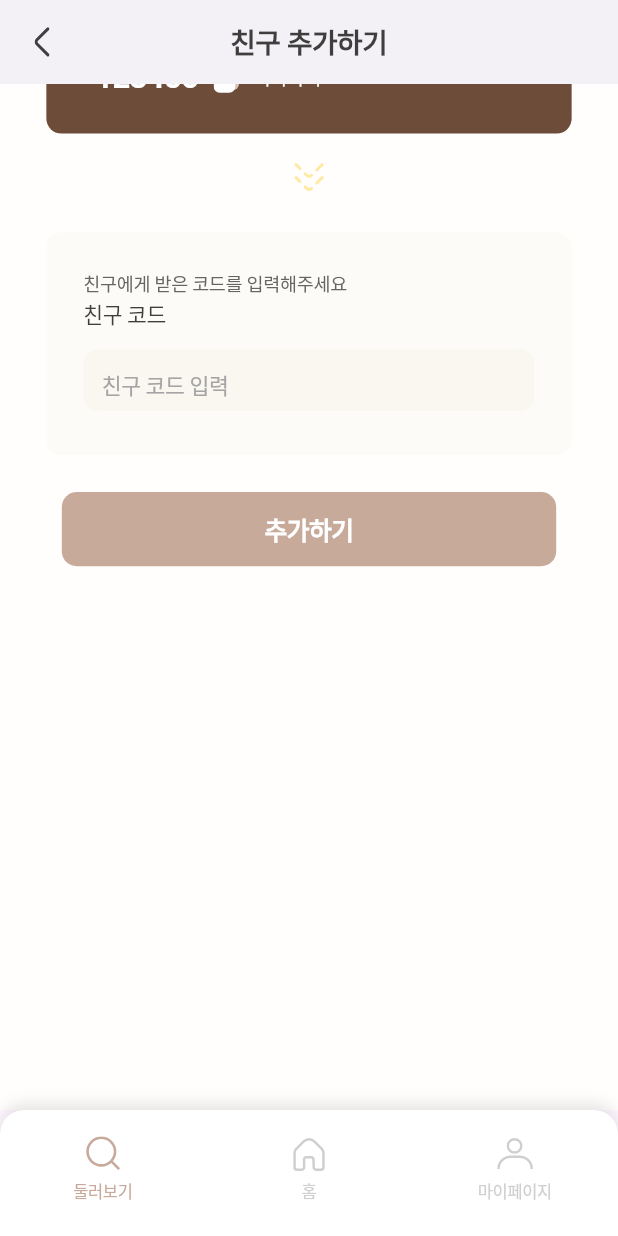
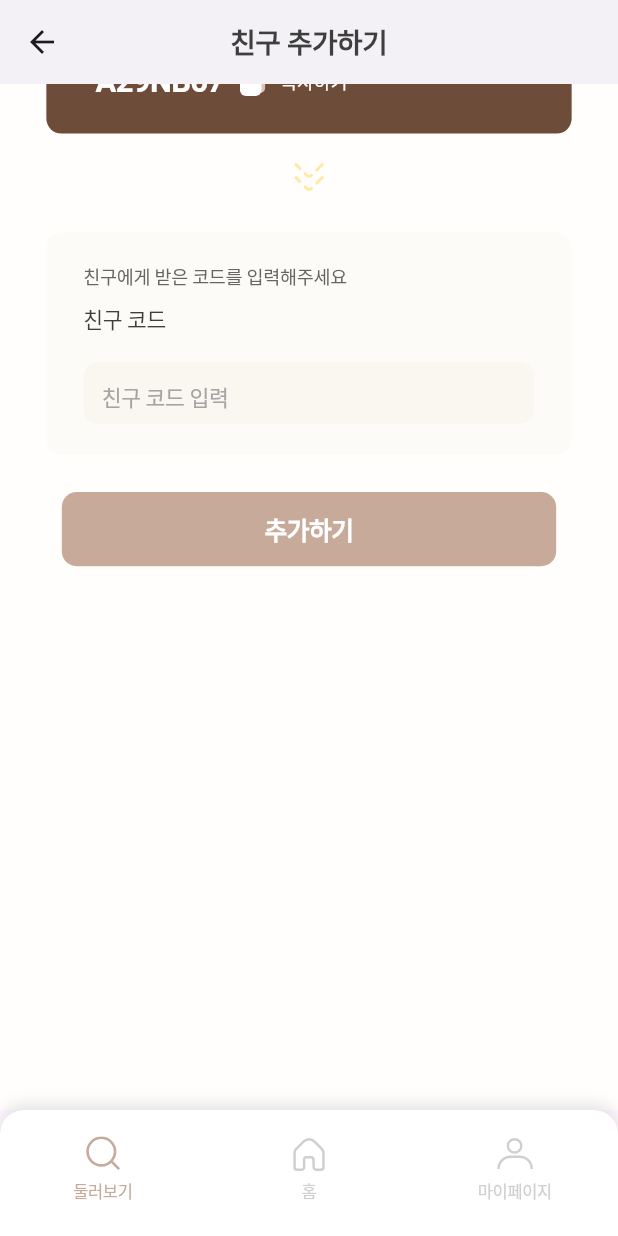
Before and after one commit to APPS-sookmyung/2024-OUTFOOT-client, a Flutter app: the AddFriendPopup screen opened directly, scrolled down 140 dp, on a phone screen of 412 x 824 dp. Run offline on Flutter 3.47's test engine with Material 3 defaults, Android fonts, the phone set to English and light mode, and no system bars; our stand-ins replace carousel_slider, dio, flutter_dotenv, flutter_svg, image_picker, path_drawing; Roboto replaces fonts that are missing (Pretendard); project files that could hold a hidden picture were left out.

Commit message:
[Chore#35] UI 수정

```diff
--- a/outfoot/lib/screens/add_friend_popup_screen.dart
+++ b/outfoot/lib/screens/add_friend_popup_screen.dart
@@ -1,7 +1,6 @@
 import 'package:flutter/material.dart';
+import 'package:flutter/services.dart';
 import 'package:flutter_svg/flutter_svg.dart';
-import 'package:outfoot/api/add_friend_api.dart';
-import 'package:flutter/services.dart';
 import 'package:outfoot/colors/colors.dart';
 import 'package:outfoot/screens/navigation_bar/bottom_navigation_bar.dart';
 
@@ -14,13 +13,7 @@ class AddFriendPopup extends StatefulWidget {
 
 class _AddFriendPopupState extends State<AddFriendPopup> {
   final TextEditingController _codeController = TextEditingController();
-  final TextEditingController _memberIdController = TextEditingController();
-  final TextEditingController _tokenController = TextEditingController();
-  final FriendService _friendService = FriendService();
-
-  void _copyToClipboard(String text) {
-    Clipboard.setData(ClipboardData(text: text));
-  }
+  String? _inviteCode;
 
   TextStyle _textStyle(double fontSize, FontWeight fontWeight, Color color,
       double letterSpacing) {
@@ -53,33 +46,8 @@ class _AddFriendPopupState extends State<AddFriendPopup> {
     );
   }
 
-  Future<void> _onAddFriend() async {
-    final friendCode = _codeController.text;
-    final memberId = _memberIdController.text;
-    final token = _tokenController.text;
-
-    final resultMessage =
-        await _friendService.addFriend(memberId, friendCode, token);
-
-    String message;
-    switch (resultMessage) {
-      case '200':
-        message = "친구 추가에 성공하였습니다";
-        break;
-      case '400_self':
-        message = "자기 자신을 친구로 추가할 수 없습니다";
-        break;
-      case '400_not_exist':
-        message = "존재하지 않는 회원입니다";
-        break;
-      case '400_already_friend':
-        message = "이미 존재하는 친구입니다";
-        break;
-      default:
-        message = "알 수 없는 오류가 발생했습니다.";
-    }
-
-    _showPopup(context, message);
+  void _copyToClipboard(String text) {
+    Clipboard.setData(ClipboardData(text: text));
   }
 
   void _showPopup(BuildContext context, String message) {
@@ -90,10 +58,31 @@ class _AddFriendPopupState extends State<AddFriendPopup> {
           shape: RoundedRectangleBorder(
             borderRadius: BorderRadius.circular(10),
           ),
-          content: Text(
-            message,
-            textAlign: TextAlign.center,
-            style: _textStyle(16.0, FontWeight.w400, greyColor2, -0.32),
+          contentPadding: EdgeInsets.all(16.0),
+          title: Column(
+            mainAxisSize: MainAxisSize.min,
+            children: <Widget>[
+              Row(
+                mainAxisAlignment: MainAxisAlignment.center,
+                crossAxisAlignment: CrossAxisAlignment.center,
+                children: <Widget>[
+                  Text(
+                    '친구 추가 성공',
+                    textAlign: TextAlign.center,
+                    style: _textStyle(16.0, FontWeight.w400, greyColor2, -0.32),
+                  ),
+                  SizedBox(width: 8.0),
+                  _svgIcon('assets/icon/party_popper.svg',
+                      width: 24.0, height: 24.0),
+                ],
+              ),
+              SizedBox(height: 25.0),
+              Text(
+                message,
+                textAlign: TextAlign.center,
+                style: _textStyle(18.0, FontWeight.w500, greyColor1, -0.36),
+              ),
+            ],
           ),
           actions: <Widget>[
             TextButton(
@@ -101,7 +90,9 @@ class _AddFriendPopupState extends State<AddFriendPopup> {
                 '닫기',
                 style: _textStyle(16.0, FontWeight.w600, mainBrownColor, -0.32),
               ),
-              onPressed: () => Navigator.of(context).pop(),
+              onPressed: () {
+                Navigator.of(context).pop();
+              },
             ),
           ],
         );
@@ -111,25 +102,22 @@ class _AddFriendPopupState extends State<AddFriendPopup> {
 
   @override
   Widget build(BuildContext context) {
-    // 반응형을 위한 화면 너비와 높이 정의
     final screenWidth = MediaQuery.of(context).size.width;
     final screenHeight = MediaQuery.of(context).size.height;
 
     return Scaffold(
-      resizeToAvoidBottomInset: true,
       appBar: AppBar(
         backgroundColor: lightColor1,
-        leading: _svgIcon('assets/icon/before_arrow.svg',
-            width: screenWidth * 0.05, height: screenHeight * 0.03),
-        centerTitle: true,
         title: Text(
           '친구 추가하기',
           style: _textStyle(
               screenWidth * 0.045, FontWeight.w600, greyColor1, -0.32),
         ),
+        centerTitle: true,
       ),
       body: SingleChildScrollView(
         child: Container(
+          width: screenWidth,
           height: screenHeight,
           color: lightColor1,
           child: Center(
@@ -145,18 +133,23 @@ class _AddFriendPopupState extends State<AddFriendPopup> {
                 _buildFriendCodeInput(screenWidth, screenHeight),
                 SizedBox(height: screenHeight * 0.03),
                 GestureDetector(
-                  onTap: _onAddFriend,
+                  onTap: () => _showPopup(context, "친구 추가에 성공하였습니다."),
                   child: Container(
                     width: screenWidth * 0.8,
                     height: screenHeight * 0.06,
-                    decoration: _boxDecoration(mainBrownColor),
+                    decoration: BoxDecoration(
+                      color: mainBrownColor,
+                      borderRadius: BorderRadius.circular(10.0),
+                    ),
                     child: Center(
-                      child: Text(
-                        '추가하기',
-                        textAlign: TextAlign.center,
-                        style: _textStyle(screenWidth * 0.04, FontWeight.w600,
-                            lightMainColor, -0.28),
-                      ),
+                      child: Text('추가하기',
+                          textAlign: TextAlign.center,
+                          style: TextStyle(
+                            fontSize: screenWidth * 0.04,
+                            fontWeight: FontWeight.w600,
+                            color: lightMainColor,
+                            letterSpacing: -0.28,
+                          )),
                     ),
                   ),
                 ),
@@ -170,12 +163,13 @@ class _AddFriendPopupState extends State<AddFriendPopup> {
   }
 
   Widget _buildInviteCodeCard(double screenWidth, double screenHeight) {
-    final String inviteCode = '123456'; // 임의의 코드
-
     return Container(
       width: screenWidth * 0.85,
       height: screenHeight * 0.18,
-      decoration: _boxDecoration(darkBrownColor),
+      decoration: BoxDecoration(
+        color: darkBrownColor,
+        borderRadius: BorderRadius.circular(10.0),
+      ),
       child: Stack(
         children: [
           Positioned(
@@ -183,8 +177,12 @@ class _AddFriendPopupState extends State<AddFriendPopup> {
             left: screenWidth * 0.08,
             child: Text(
               '친구를 초대해보세요',
-              style: _textStyle(
-                  screenWidth * 0.03, FontWeight.w400, lightMainColor, -0.22),
+              style: TextStyle(
+                fontSize: screenWidth * 0.03,
+                fontWeight: FontWeight.w400,
+                color: lightMainColor,
+                letterSpacing: -0.22,
+              ),
             ),
           ),
           Positioned(
@@ -192,14 +190,13 @@ class _AddFriendPopupState extends State<AddFriendPopup> {
             left: screenWidth * 0.08,
             child: Text(
               '내 코드',
-              style: _textStyle(
-                  screenWidth * 0.035, FontWeight.w500, lightMainColor, -0.28),
+              style: TextStyle(
+                fontSize: screenWidth * 0.035,
+                fontWeight: FontWeight.w500,
+                color: lightMainColor,
+                letterSpacing: -0.28,
+              ),
             ),
-          ),
-          Positioned(
-            top: screenHeight * 0.08,
-            right: screenWidth * 0.05,
-            child: _svgIcon('assets/icon/logo_basic.svg'),
           ),
           Positioned(
             top: screenHeight * 0.12,
@@ -207,28 +204,44 @@ class _AddFriendPopupState extends State<AddFriendPopup> {
             child: Row(
               children: <Widget>[
                 Text(
-                  inviteCode,
-                  style: _textStyle(screenWidth * 0.05, FontWeight.w600,
-                      lightMainColor, -0.4),
+                  'A29NB67', // 임의 코드
+                  style: TextStyle(
+                    fontSize: screenWidth * 0.05,
+                    fontWeight: FontWeight.w600,
+                    color: lightMainColor,
+                    letterSpacing: -0.4,
+                  ),
                 ),
                 SizedBox(width: screenWidth * 0.02),
                 GestureDetector(
-                  onTap: () => _copyToClipboard(inviteCode),
+                  onTap: () =>
+                      _copyToClipboard(_inviteCode ?? '초대 코드를 불러올 수 없습니다.'),
                   child: _svgIcon('assets/icon/copy.svg',
                       width: screenWidth * 0.05, height: screenHeight * 0.03),
                 ),
                 SizedBox(width: screenWidth * 0.02),
                 GestureDetector(
-                  onTap: () => _copyToClipboard(inviteCode),
+                  onTap: () =>
+                      _copyToClipboard(_inviteCode ?? '초대 코드를 불러올 수 없습니다.'),
                   child: Text(
                     '복사하기',
-                    style: _textStyle(screenWidth * 0.03, FontWeight.w400,
-                        lightMainColor, -0.22),
+                    style: TextStyle(
+                      fontSize: screenWidth * 0.03,
+                      fontWeight: FontWeight.w400,
+                      color: lightMainColor,
+                      letterSpacing: -0.22,
+                    ),
                   ),
                 ),
               ],
             ),
           ),
+          Positioned(
+            top: screenHeight * 0.07,
+            left: screenWidth * 0.55,
+            child: _svgIcon('assets/icon/logo_basic.svg',
+                width: screenWidth * 0.05, height: screenHeight * 0.03),
+          )
         ],
       ),
     );
@@ -238,7 +251,10 @@ class _AddFriendPopupState extends State<AddFriendPopup> {
     return Container(
       width: screenWidth * 0.85,
       height: screenHeight * 0.18,
-      decoration: _boxDecoration(beigeColor),
+      decoration: BoxDecoration(
+        color: beigeColor,
+        borderRadius: BorderRadius.circular(10.0),
+      ),
       child: Padding(
         padding: EdgeInsets.symmetric(horizontal: screenWidth * 0.06),
         child: Column(
@@ -247,20 +263,31 @@ class _AddFriendPopupState extends State<AddFriendPopup> {
           children: <Widget>[
             Text(
               '친구에게 받은 코드를 입력해주세요',
-              style: _textStyle(
-                  screenWidth * 0.03, FontWeight.w400, greyColor2, -0.22),
+              style: TextStyle(
+                fontSize: screenWidth * 0.03,
+                fontWeight: FontWeight.w400,
+                color: greyColor2,
+                letterSpacing: -0.22,
+              ),
             ),
             SizedBox(height: screenHeight * 0.01),
             Text(
               '친구 코드',
-              style: _textStyle(
-                  screenWidth * 0.035, FontWeight.w500, greyColor1, -0.28),
+              style: TextStyle(
+                fontSize: screenWidth * 0.035,
+                fontWeight: FontWeight.w500,
+                color: greyColor1,
+                letterSpacing: -0.28,
+              ),
             ),
             SizedBox(height: screenHeight * 0.02),
             Container(
               width: double.infinity,
               height: screenHeight * 0.05,
-              decoration: _boxDecoration(lightColor2),
+              decoration: BoxDecoration(
+                color: lightColor2,
+                borderRadius: BorderRadius.circular(10.0),
+              ),
               child: Padding(
                 padding: EdgeInsets.symmetric(horizontal: screenWidth * 0.03),
                 child: TextField(
@@ -268,8 +295,12 @@ class _AddFriendPopupState extends State<AddFriendPopup> {
                   decoration: InputDecoration(
                     border: InputBorder.none,
                     hintText: '친구 코드 입력',
-                    hintStyle: _textStyle(screenWidth * 0.035, FontWeight.w400,
-                        greyColor4, -0.28),
+                    hintStyle: TextStyle(
+                      fontSize: screenWidth * 0.035,
+                      fontWeight: FontWeight.w400,
+                      color: greyColor4,
+                      letterSpacing: -0.28,
+                    ),
                   ),
                 ),
               ),
```
